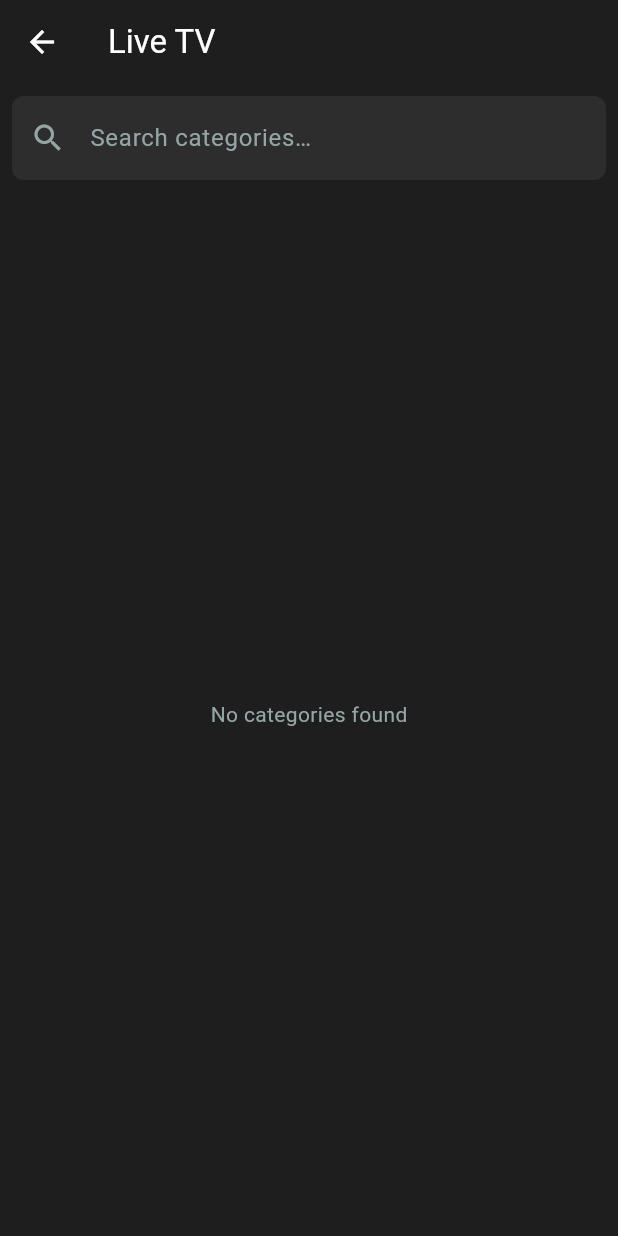
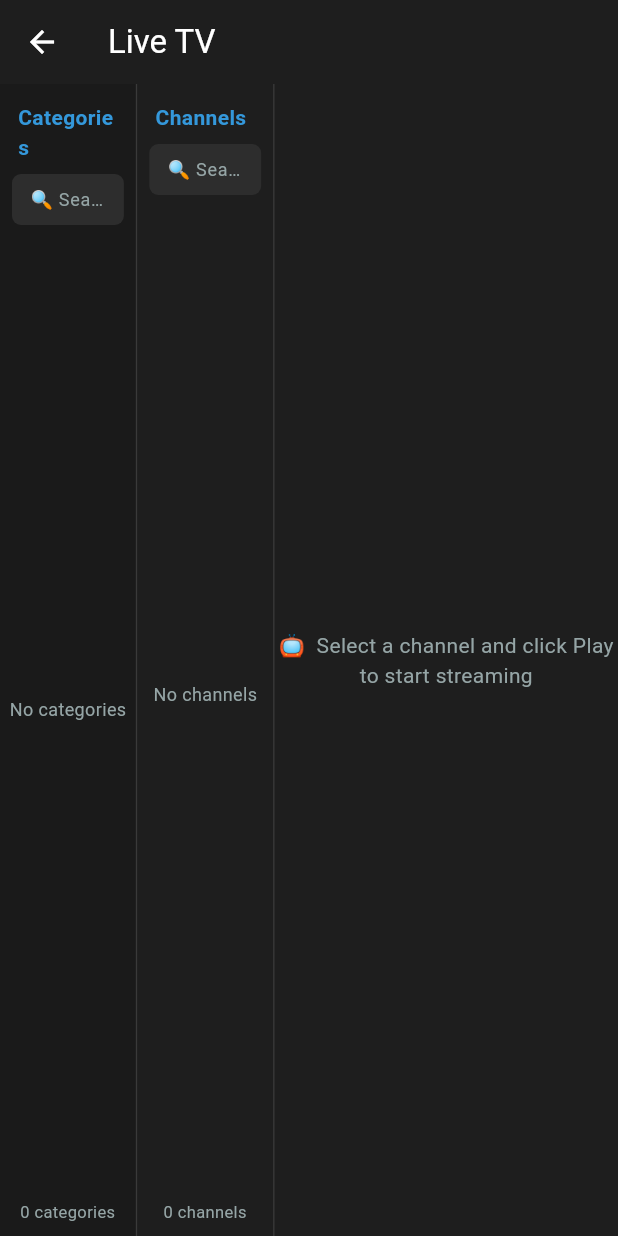
Before and after one commit to Chumpbuilds/chumpbuilds, a Flutter app: the LiveTvScreen screen opened directly, on a phone screen of 412 x 824 dp. Run offline on Flutter 3.47's test engine with Material 3 defaults, Android fonts, the phone set to English and light mode, and no system bars; our stand-ins replace cached_network_image, device_info_plus, shared_preferences; accounts and stored records are empty.

Commit message:
Rewrite LiveTvScreen to 3-column side-by-side landscape layout
Co-authored-by: Electro26 <255831667+Electro26@users.noreply.github.com>

```diff
--- a/clients/mobile/lib/screens/live_tv_screen.dart
+++ b/clients/mobile/lib/screens/live_tv_screen.dart
@@ -243,37 +243,63 @@ class _LiveTvScreenState extends State<LiveTvScreen> {
 
   @override
   Widget build(BuildContext context) {
-    if (_selectedChannel != null) {
-      return _buildChannelDetail();
-    }
-    if (_selectedCategoryId != null) {
-      return _buildChannelList();
-    }
-    return _buildCategoryList();
-  }
-
-  // ─── Category list view ───────────────────────────────────────────────────
-
-  Widget _buildCategoryList() {
     return Scaffold(
       backgroundColor: _bgColor,
       appBar: AppBar(
         title: const Text('Live TV'),
         backgroundColor: _bgColor,
         foregroundColor: Colors.white,
+        leading: BackButton(onPressed: () => Navigator.pop(context)),
       ),
-      body: Column(
+      body: Row(
         children: [
-          _buildSearchBar(_categorySearchCtrl, 'Search categories…'),
+          // ── Panel 1: Categories ──────────────────────────────────────────
+          Expanded(flex: 2, child: _buildCategoriesPanel()),
+          // ── Panel 2: Channels ────────────────────────────────────────────
+          Expanded(flex: 2, child: _buildChannelsPanel()),
+          // ── Panel 3: EPG / Detail ────────────────────────────────────────
+          Expanded(flex: 5, child: _buildEpgPanel()),
+        ],
+      ),
+    );
+  }
+
+  // ─── Panel 1 – Categories ─────────────────────────────────────────────────
+
+  Widget _buildCategoriesPanel() {
+    return Container(
+      decoration: const BoxDecoration(
+        color: Color(0xFF1A1A1A),
+        border: Border(right: BorderSide(color: Color(0xFF3A3A3A))),
+      ),
+      child: Column(
+        crossAxisAlignment: CrossAxisAlignment.stretch,
+        children: [
+          // Header
+          const Padding(
+            padding: EdgeInsets.fromLTRB(12, 12, 12, 4),
+            child: Text(
+              'Categories',
+              style: TextStyle(
+                color: _accentColor,
+                fontSize: 14,
+                fontWeight: FontWeight.bold,
+              ),
+            ),
+          ),
+          // Search
+          _buildSearchBar(_categorySearchCtrl, '🔍 Search categories…'),
+          // List
           if (_loadingCategories)
             const Expanded(
                 child: Center(
-                    child: CircularProgressIndicator(color: _primaryColor)))
+                    child: CircularProgressIndicator(color: _accentColor)))
           else if (_filteredCategories.isEmpty)
             const Expanded(
                 child: Center(
-                    child: Text('No categories found',
-                        style: TextStyle(color: _secondaryTextColor))))
+                    child: Text('No categories',
+                        style: TextStyle(
+                            color: _secondaryTextColor, fontSize: 12))))
           else
             Expanded(
               child: ListView.builder(
@@ -282,21 +308,47 @@ class _LiveTvScreenState extends State<LiveTvScreen> {
                   final cat = _filteredCategories[i];
                   final catId = cat['category_id']?.toString() ?? '';
                   final count = _channelCounts[catId] ?? 0;
-                  return ListTile(
-                    leading: const Text('📁',
-                        style: TextStyle(fontSize: 20)),
-                    title: Text(
+                  final selected = catId == _selectedCategoryId;
+                  return GestureDetector(
+                    onTap: () => _selectCategory(cat),
+                    child: Container(
+                      color:
+                          selected ? const Color(0xFF2C3E50) : Colors.transparent,
+                      padding: const EdgeInsets.symmetric(
+                          horizontal: 8, vertical: 6),
+                      child: Row(
+                        children: [
+                          const Text('📁', style: TextStyle(fontSize: 14)),
+                          const SizedBox(width: 6),
+                          Expanded(
+                            child: Text(
                               cat['category_name']?.toString() ?? '',
-                      style: const TextStyle(color: Colors.white),
+                              style: const TextStyle(
+                                  color: Colors.white, fontSize: 12),
+                              overflow: TextOverflow.ellipsis,
                             ),
-                    trailing: count > 0
-                        ? Text('$count',
+                          ),
+                          if (count > 0)
+                            Text(
+                              '$count',
                               style: const TextStyle(
-                                color: _secondaryTextColor, fontSize: 12))
-                        : null,
-                    onTap: () => _selectCategory(cat),
+                                  color: _secondaryTextColor, fontSize: 11),
+                            ),
+                        ],
+                      ),
+                    ),
                   );
                 },
+              ),
+            ),
+          // Footer count
+          Padding(
+            padding: const EdgeInsets.all(8),
+            child: Text(
+              '${_filteredCategories.length} categories',
+              style: const TextStyle(
+                  color: _secondaryTextColor, fontSize: 11),
+              textAlign: TextAlign.center,
             ),
           ),
         ],
@@ -304,36 +356,44 @@ class _LiveTvScreenState extends State<LiveTvScreen> {
     );
   }
 
-  // ─── Channel list view ────────────────────────────────────────────────────
+  // ─── Panel 2 – Channels ───────────────────────────────────────────────────
 
-  Widget _buildChannelList() {
-    return Scaffold(
-      backgroundColor: _bgColor,
-      appBar: AppBar(
-        title: Text(_selectedCategoryName ?? 'Channels'),
-        backgroundColor: _bgColor,
-        foregroundColor: Colors.white,
-        leading: BackButton(
-          onPressed: () => setState(() {
-            _selectedCategoryId = null;
-            _selectedCategoryName = null;
-            _filteredChannels = _allChannels;
-            _channelSearchCtrl.clear();
-          }),
+  Widget _buildChannelsPanel() {
+    return Container(
+      decoration: const BoxDecoration(
+        color: Color(0xFF1E1E1E),
+        border: Border(right: BorderSide(color: Color(0xFF3A3A3A))),
+      ),
+      child: Column(
+        crossAxisAlignment: CrossAxisAlignment.stretch,
+        children: [
+          // Header
+          const Padding(
+            padding: EdgeInsets.fromLTRB(12, 12, 12, 4),
+            child: Text(
+              'Channels',
+              style: TextStyle(
+                color: _accentColor,
+                fontSize: 14,
+                fontWeight: FontWeight.bold,
               ),
             ),
-      body: Column(
-        children: [
-          _buildSearchBar(_channelSearchCtrl, 'Search all channels…'),
+          ),
+          // Search
+          _buildSearchBar(_channelSearchCtrl, '🔍 Search channels…'),
+          // Loading bar
           if (_loadingChannels)
+            const LinearProgressIndicator(
+              color: _accentColor,
+              backgroundColor: Color(0xFF2D2D2D),
+            ),
+          // List
+          if (!_loadingChannels && _filteredChannels.isEmpty)
             const Expanded(
                 child: Center(
-                    child: CircularProgressIndicator(color: _primaryColor)))
-          else if (_filteredChannels.isEmpty)
-            const Expanded(
-                child: Center(
-                    child: Text('No channels found',
-                        style: TextStyle(color: _secondaryTextColor))))
+                    child: Text('No channels',
+                        style: TextStyle(
+                            color: _secondaryTextColor, fontSize: 12))))
           else
             Expanded(
               child: ListView.builder(
@@ -341,39 +401,70 @@ class _LiveTvScreenState extends State<LiveTvScreen> {
                 itemBuilder: (_, i) {
                   final ch = _filteredChannels[i];
                   final iconUrl = ch['stream_icon']?.toString() ?? '';
-                  return ListTile(
-                    leading: iconUrl.isNotEmpty
-                        ? SizedBox(
+                  final streamId = ch['stream_id']?.toString() ?? '';
+                  final selected =
+                      streamId == _selectedChannel?['stream_id']?.toString();
+                  final isFav = _favChannelIds.contains(streamId);
+                  return GestureDetector(
+                    onTap: () => _selectChannel(ch),
+                    child: Container(
+                      color: selected
+                          ? const Color(0xFF2C3E50)
+                          : Colors.transparent,
+                      padding: const EdgeInsets.symmetric(
+                          horizontal: 6, vertical: 4),
+                      child: Row(
+                        children: [
+                          // Logo
+                          SizedBox(
                             width: 40,
                             height: 40,
-                            child: CachedNetworkImage(
+                            child: iconUrl.isNotEmpty
+                                ? CachedNetworkImage(
                                     imageUrl: iconUrl,
                                     placeholder: (_, __) => const Text('📺',
-                                  style: TextStyle(fontSize: 24)),
-                              errorWidget: (_, __, ___) => const Text('📺',
-                                  style: TextStyle(fontSize: 24)),
+                                        style: TextStyle(fontSize: 20)),
+                                    errorWidget: (_, __, ___) => const Text(
+                                        '📺',
+                                        style: TextStyle(fontSize: 20)),
                                     fit: BoxFit.contain,
+                                  )
+                                : const Text('📺',
+                                    style: TextStyle(fontSize: 20)),
                           ),
-                          )
-                        : const Text('📺', style: TextStyle(fontSize: 24)),
-                    title: Text(
+                          const SizedBox(width: 6),
+                          Expanded(
+                            child: Text(
                               ch['name']?.toString() ?? '',
-                      style: const TextStyle(color: Colors.white),
+                              style: const TextStyle(
+                                  color: Colors.white, fontSize: 12),
+                              overflow: TextOverflow.ellipsis,
                             ),
-                    trailing: IconButton(
-                      icon: Icon(
-                        _favChannelIds.contains(
-                                ch['stream_id']?.toString() ?? '')
-                            ? Icons.star
-                            : Icons.star_border,
+                          ),
+                          // Favourite star
+                          GestureDetector(
+                            onTap: () => _toggleChannelFav(ch),
+                            child: Icon(
+                              isFav ? Icons.star : Icons.star_border,
                               color: const Color(0xFFFFD700),
-                        size: 20,
+                              size: 18,
                             ),
-                      onPressed: () => _toggleChannelFav(ch),
                           ),
-                    onTap: () => _selectChannel(ch),
+                        ],
+                      ),
+                    ),
                   );
                 },
+              ),
+            ),
+          // Footer count
+          Padding(
+            padding: const EdgeInsets.all(8),
+            child: Text(
+              '${_filteredChannels.length} channels',
+              style: const TextStyle(
+                  color: _secondaryTextColor, fontSize: 11),
+              textAlign: TextAlign.center,
             ),
           ),
         ],
@@ -381,44 +472,49 @@ class _LiveTvScreenState extends State<LiveTvScreen> {
     );
   }
 
-  // ─── Channel detail / EPG view ────────────────────────────────────────────
+  // ─── Panel 3 – EPG / Detail ───────────────────────────────────────────────
 
-  Widget _buildChannelDetail() {
+  Widget _buildEpgPanel() {
+    if (_selectedChannel == null) {
+      return const ColoredBox(
+        color: Color(0xFF1E1E1E),
+        child: Center(
+          child: Text(
+            '📺  Select a channel and click Play to start streaming',
+            style: TextStyle(color: _secondaryTextColor, fontSize: 14),
+            textAlign: TextAlign.center,
+          ),
+        ),
+      );
+    }
+
     final ch = _selectedChannel!;
     final name = ch['name']?.toString() ?? '';
     final iconUrl = ch['stream_icon']?.toString() ?? '';
     final epgListings = (_epgData?['epg_listings'] as List?) ?? [];
 
-    return Scaffold(
-      backgroundColor: _bgColor,
-      appBar: AppBar(
-        title: Text(name),
-        backgroundColor: _bgColor,
-        foregroundColor: Colors.white,
-        leading: BackButton(
-          onPressed: () => setState(() {
-            _selectedChannel = null;
-            _epgData = null;
-          }),
-        ),
-      ),
-      body: SingleChildScrollView(
-        padding: const EdgeInsets.all(16),
+    return ColoredBox(
+      color: const Color(0xFF1E1E1E),
+      child: SingleChildScrollView(
+        padding: const EdgeInsets.all(20),
         child: Column(
           crossAxisAlignment: CrossAxisAlignment.stretch,
           children: [
             // Channel logo
-            if (iconUrl.isNotEmpty)
             Center(
-                child: CachedNetworkImage(
+              child: iconUrl.isNotEmpty
+                  ? CachedNetworkImage(
                       imageUrl: iconUrl,
                       height: 80,
-                  placeholder: (_, __) => const SizedBox(height: 80),
-                  errorWidget: (_, __, ___) => const SizedBox(height: 80),
+                      placeholder: (_, __) =>
+                          const Text('📺', style: TextStyle(fontSize: 40)),
+                      errorWidget: (_, __, ___) =>
+                          const Text('📺', style: TextStyle(fontSize: 40)),
                       fit: BoxFit.contain,
+                    )
+                  : const Text('📺', style: TextStyle(fontSize: 40)),
             ),
-              ),
-            const SizedBox(height: 16),
+            const SizedBox(height: 12),
 
             // Channel name
             Text(
@@ -426,46 +522,54 @@ class _LiveTvScreenState extends State<LiveTvScreen> {
               textAlign: TextAlign.center,
               style: const TextStyle(
                   color: Colors.white,
-                  fontSize: 20,
+                  fontSize: 18,
                   fontWeight: FontWeight.bold),
             ),
-            const SizedBox(height: 24),
+            const SizedBox(height: 16),
 
             // Play button
-            ElevatedButton.icon(
+            ElevatedButton(
               onPressed: () => _playChannel(ch),
-              icon: const Icon(Icons.play_arrow),
-              label: const Text('Play Channel'),
               style: ElevatedButton.styleFrom(
-                backgroundColor: _primaryColor,
+                backgroundColor: _accentColor,
                 foregroundColor: Colors.white,
                 padding: const EdgeInsets.symmetric(vertical: 14),
                 shape: RoundedRectangleBorder(
                     borderRadius: BorderRadius.circular(4)),
               ),
+              child: const Text('▶ Play',
+                  style: TextStyle(fontWeight: FontWeight.bold)),
             ),
-            const SizedBox(height: 24),
+            const SizedBox(height: 20),
 
-            // EPG section
-            Text(
-              'EPG / Programme Guide',
+            // EPG header
+            Row(
+              children: [
+                const Text(
+                  '📅 Program Guide',
                   style: TextStyle(
                       color: _accentColor,
-                  fontSize: 16,
+                      fontSize: 14,
                       fontWeight: FontWeight.bold),
+                ),
+                const SizedBox(width: 8),
+                if (_loadingEpg)
+                  const Text('Loading…',
+                      style: TextStyle(
+                          color: _secondaryTextColor, fontSize: 12)),
+              ],
             ),
             const SizedBox(height: 8),
 
-            if (_loadingEpg)
-              const Center(
-                  child: CircularProgressIndicator(color: _primaryColor))
-            else if (epgListings.isEmpty)
+            // EPG entries
+            if (!_loadingEpg && epgListings.isEmpty)
               const Text('No EPG data available',
-                  style: TextStyle(color: _secondaryTextColor))
+                  style: TextStyle(color: _secondaryTextColor, fontSize: 12))
             else
-              ...epgListings.take(5).map((prog) {
+              ...epgListings.map((prog) {
                 final p = Map<String, dynamic>.from(prog as Map);
-                final title = _decodeEpgTitle(p['title']?.toString() ?? '');
+                final title =
+                    _decodeEpgTitle(p['title']?.toString() ?? '');
                 final start = p['start']?.toString() ?? '';
                 final end = p['end']?.toString() ?? '';
                 final isNow = p['now_playing'] == 1 ||
@@ -482,27 +586,31 @@ class _LiveTvScreenState extends State<LiveTvScreen> {
                         : null,
                   ),
                   child: Row(
+                    crossAxisAlignment: CrossAxisAlignment.start,
                     children: [
                       if (isNow) ...[
-                        const Text('🔴',
-                            style: TextStyle(fontSize: 12)),
+                        const Text('🔴', style: TextStyle(fontSize: 12)),
                         const SizedBox(width: 6),
                       ],
                       Expanded(
                         child: Column(
                           crossAxisAlignment: CrossAxisAlignment.start,
                           children: [
-                            Text(title,
+                            Text(
+                              title,
                               style: TextStyle(
                                   color: isNow ? _liveColor : Colors.white,
                                   fontWeight: isNow
                                       ? FontWeight.bold
-                                        : FontWeight.normal)),
+                                      : FontWeight.normal,
+                                  fontSize: 13),
+                            ),
                             if (start.isNotEmpty)
-                              Text('$start – $end',
+                              Text(
+                                '$start – $end',
                                 style: const TextStyle(
-                                      color: _secondaryTextColor,
-                                      fontSize: 12)),
+                                    color: _secondaryTextColor, fontSize: 11),
+                              ),
                           ],
                         ),
                       ),
@@ -520,23 +628,26 @@ class _LiveTvScreenState extends State<LiveTvScreen> {
 
   Widget _buildSearchBar(TextEditingController ctrl, String hint) {
     return Padding(
-      padding: const EdgeInsets.all(8),
+      padding: const EdgeInsets.symmetric(horizontal: 8, vertical: 4),
       child: TextField(
         controller: ctrl,
-        style: const TextStyle(color: Colors.white),
+        style: const TextStyle(color: Colors.white, fontSize: 12),
         decoration: InputDecoration(
           hintText: hint,
-          hintStyle: const TextStyle(color: _secondaryTextColor),
-          prefixIcon: const Icon(Icons.search, color: _secondaryTextColor),
+          hintStyle:
+              const TextStyle(color: _secondaryTextColor, fontSize: 12),
+          isDense: true,
+          contentPadding:
+              const EdgeInsets.symmetric(horizontal: 8, vertical: 8),
           filled: true,
           fillColor: _surfaceColor,
           border: OutlineInputBorder(
-            borderRadius: BorderRadius.circular(8),
+            borderRadius: BorderRadius.circular(6),
             borderSide: BorderSide.none,
           ),
           focusedBorder: OutlineInputBorder(
-            borderRadius: BorderRadius.circular(8),
-            borderSide: const BorderSide(color: _primaryColor),
+            borderRadius: BorderRadius.circular(6),
+            borderSide: const BorderSide(color: _accentColor),
           ),
         ),
       ),
@@ -546,7 +657,6 @@ class _LiveTvScreenState extends State<LiveTvScreen> {
   /// EPG titles are sometimes base64-encoded.
   String _decodeEpgTitle(String raw) {
     try {
-      // Try base64 decode
       final bytes = Uri.decodeComponent(raw);
       return bytes;
     } catch (_) {
```
Lines whose indentation alone changed are shown as unchanged.
